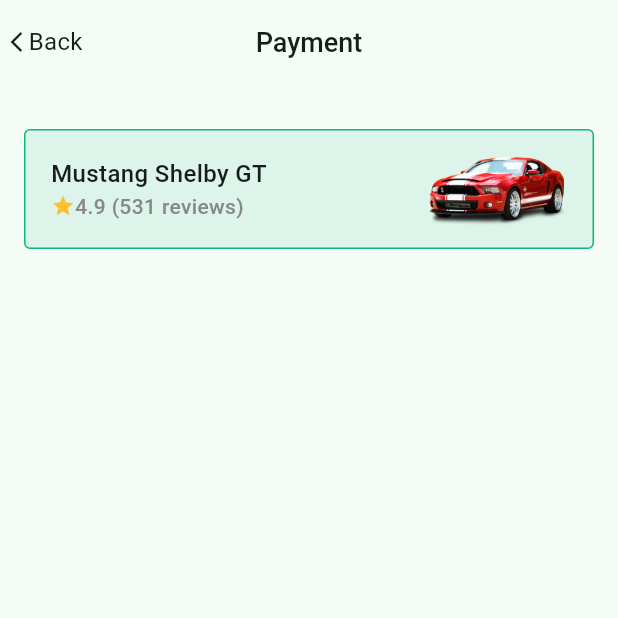
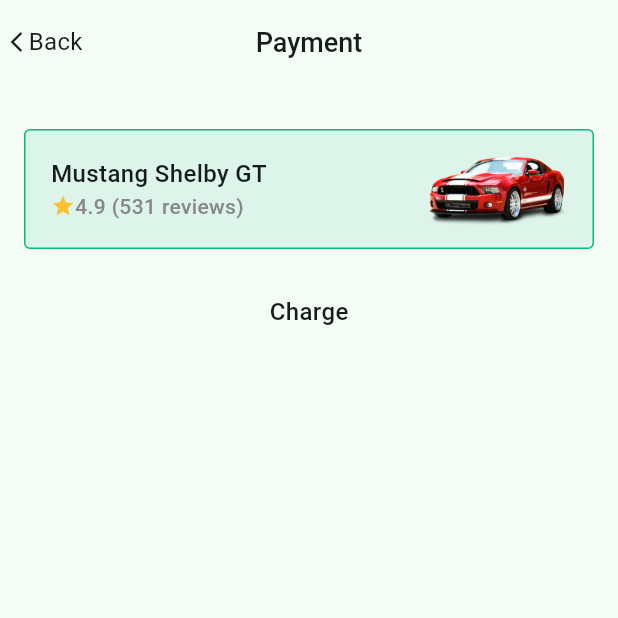
Before and after one commit to tech-cell-eg/round-2-Ride-Share-mobile-app, a Flutter app: the screen it shows after launch, on a phone screen of 412 x 824 dp, the top half of it. Run offline on Flutter 3.47's test engine with Material 3 defaults, Android fonts, the phone set to English and light mode, and no system bars; our stand-ins replace dashed_circular_progress_bar, device_preview, flutter_screenutil, flutter_svg, font_awesome_flutter, google_maps_flutter and 2 more.

Commit message:
Add payment strings and update PaymentScreen to use them

```diff
--- a/lib/core/constants/app_strings.dart
+++ b/lib/core/constants/app_strings.dart
@@ -22,4 +22,7 @@
   static const String typeYourMessage = 'Type your message';
   static const String calling = 'Calling....';
   static const String back = 'Back';
+  static const String payment = 'Payment';
+
+  static const String charge = 'Charge';
 }
--- a/lib/payment/presentation/views/payment_screen.dart
+++ b/lib/payment/presentation/views/payment_screen.dart
@@ -1,4 +1,5 @@
 import 'package:flutter/material.dart';
+import 'package:ride_share/core/constants/app_strings.dart';
 import 'package:ride_share/core/widgets/default_app_bar.dart';
 
 import 'widgets/payment_screen_body.dart';
@@ -9,7 +10,7 @@
   @override
   Widget build(BuildContext context) {
     return const Scaffold(
-      appBar: DefaultAppBar(title: 'Payment'),
+      appBar: DefaultAppBar(title: AppStrings.payment),
       body: PaymentScreenBody(),
     );
   }
--- a/lib/payment/presentation/views/widgets/payment_screen_body.dart
+++ b/lib/payment/presentation/views/widgets/payment_screen_body.dart
@@ -1,4 +1,5 @@
 import 'package:flutter/material.dart';
+import 'package:ride_share/core/constants/app_strings.dart';
 import 'package:ride_share/core/constants/generated/images.dart';
 import 'package:ride_share/core/widgets/green_box.dart';
 
@@ -15,6 +16,15 @@
         children: [
           SizedBox(height: 30),
           DriverRateBox(),
+          SizedBox(height: 30),
+          Text(
+            AppStrings.charge,
+            style: TextStyle(
+              fontSize: 16,
+              fontWeight: FontWeight.w500,
+            ),
+          ),
+          SizedBox(height: 10),
         ],
       ),
     );
```
